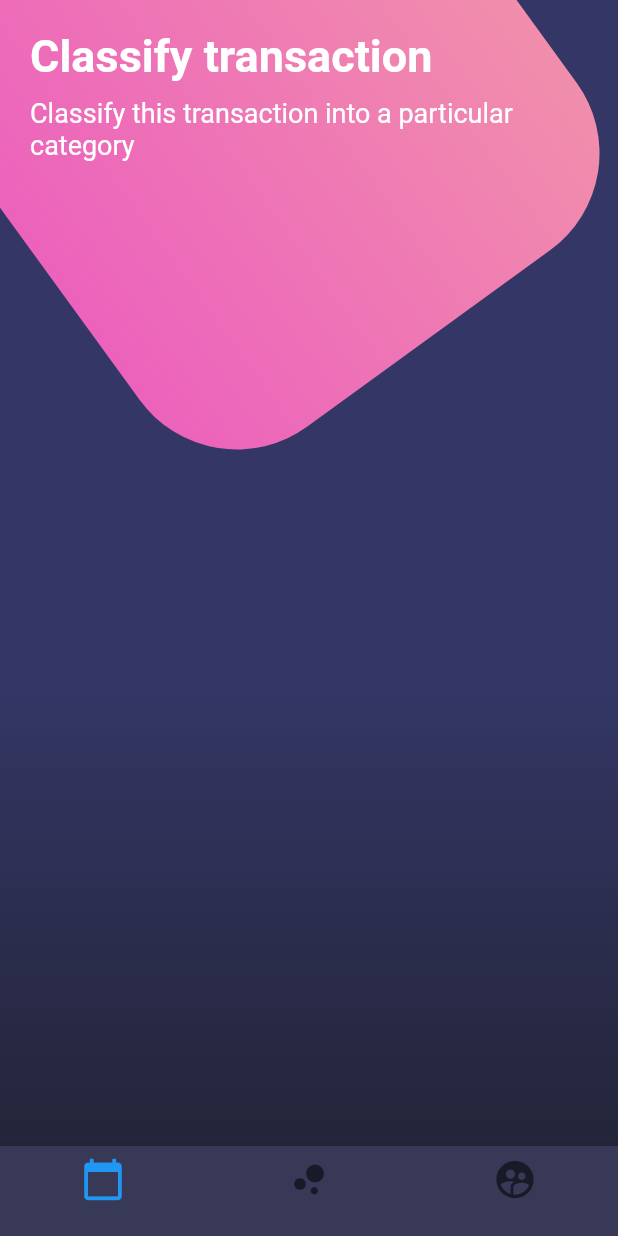
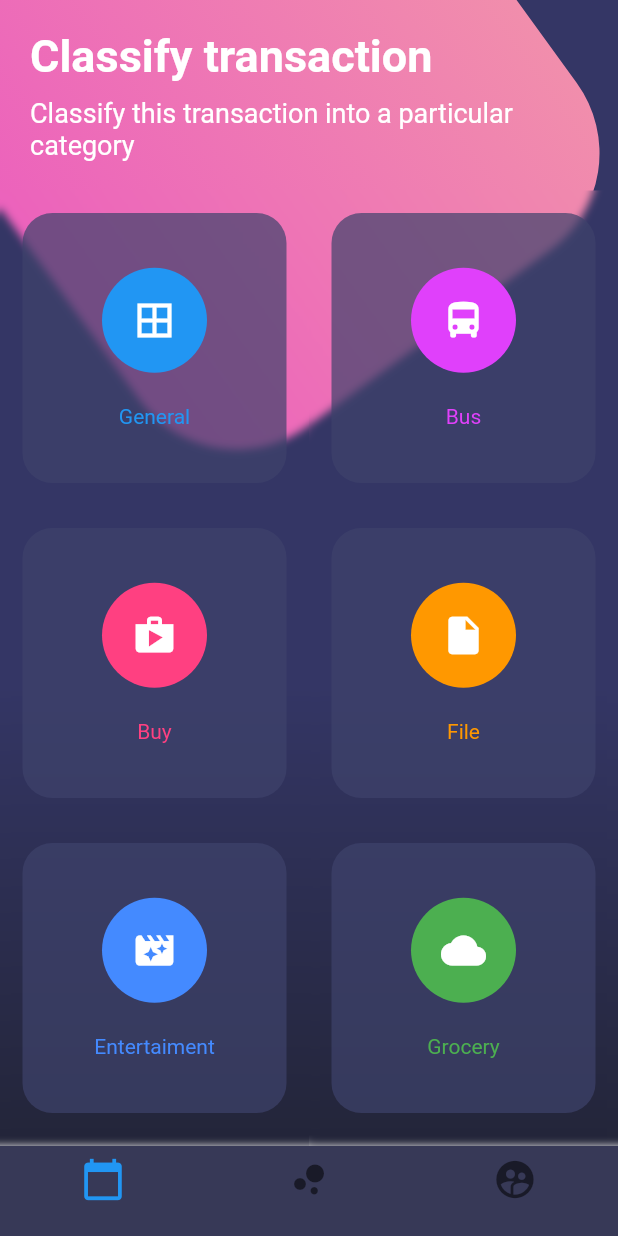
Before and after one commit to leolplex/Flutter-Designs, a Flutter app: the screen it shows after launch, on a phone screen of 412 x 824 dp. Run offline on Flutter 3.47's test engine with Material 2 defaults, Android fonts, the phone set to English and light mode, and no system bars.

Commit message:
Finish 3 design

```diff
--- a/lib/src/pages/buttons_page.dart
+++ b/lib/src/pages/buttons_page.dart
@@ -1,4 +1,5 @@
 import 'dart:math';
+import 'dart:ui';
 
 import 'package:flutter/material.dart';
 
@@ -11,9 +12,7 @@ class ButtonsPage extends StatelessWidget {
             _backgroundAPP(),
             SingleChildScrollView(
               child: Column(
-                children: [
-                  _titles(),
-                ],
+                children: [_titles(), _roundedButtons()],
               ),
             )
           ],
@@ -119,4 +118,68 @@ class ButtonsPage extends StatelessWidget {
           ],
         ));
   }
+
+  Widget _roundedButtons() {
+    return Table(
+      children: [
+        TableRow(children: [
+          _createRoundedButton(Colors.blue, Icons.border_all, 'General'),
+          _createRoundedButton(Colors.purpleAccent, Icons.directions_bus, 'Bus')
+        ]),
+        TableRow(children: [
+          _createRoundedButton(Colors.pinkAccent, Icons.shop, 'Buy'),
+          _createRoundedButton(Colors.orange, Icons.insert_drive_file, 'File')
+        ]),
+        TableRow(children: [
+          _createRoundedButton(
+              Colors.blueAccent, Icons.movie_filter, 'Entertaiment'),
+          _createRoundedButton(Colors.green, Icons.cloud, 'Grocery')
+        ]),
+        TableRow(children: [
+          _createRoundedButton(
+              Colors.red, Icons.collections, 'Photos'),
+          _createRoundedButton(Colors.teal, Icons.help_outline, 'General')
+        ]),
+      ],
+    );
+  }
+
+  Widget _createRoundedButton(Color color, IconData icon, String text) {
+    return ClipRRect(
+      child: BackdropFilter(
+        filter: ImageFilter.blur(sigmaX: 3, sigmaY: 3),
+        child: Container(
+          height: 180.0,
+          margin: EdgeInsets.all(15.0),
+          decoration: BoxDecoration(
+              color: Color.fromRGBO(62, 66, 107, 0.70),
+              borderRadius: BorderRadius.circular(20.0)),
+          child: Column(
+            mainAxisAlignment: MainAxisAlignment.spaceAround,
+            children: [
+              SizedBox(
+                height: 5.0,
+              ),
+              CircleAvatar(
+                backgroundColor: color,
+                radius: 35.0,
+                child: Icon(
+                  icon,
+                  color: Colors.white,
+                  size: 30.0,
+                ),
+              ),
+              Text(
+                text,
+                style: TextStyle(color: color),
+              ),
+              SizedBox(
+                height: 5.0,
+              )
+            ],
+          ),
+        ),
+      ),
+    );
+  }
 }
```
